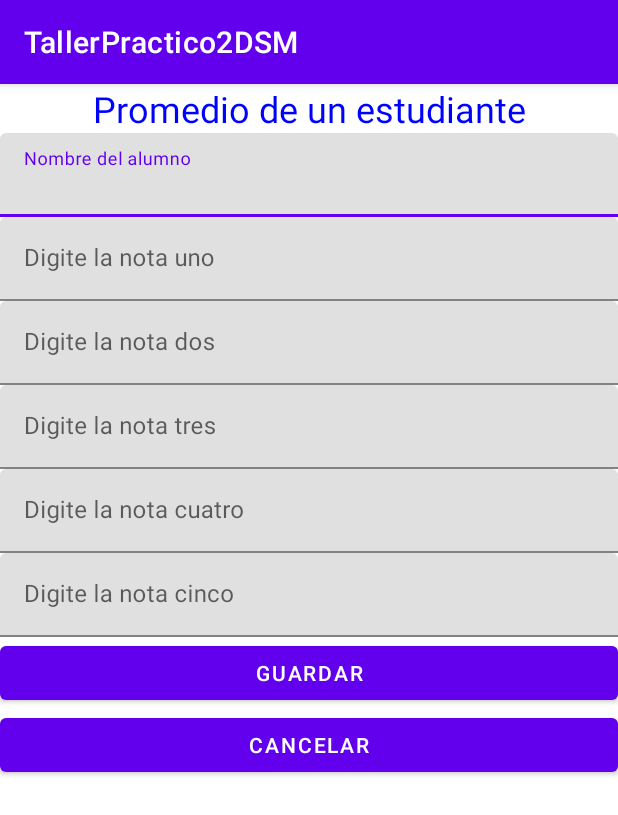
After one commit to Lawliet25/TallerPractico2DSM, an Android app: the AddPromedioActivity screen opened directly, with no data from a screen before it, on a phone screen of 412 x 824 dp. The commit adds this screen. Shown: the top 815 px of the screen. Run offline under Robolectric (Android 15) with nearby library versions, the phone set to English and light mode, and no system bars; our stand-ins replace Firebase (no records; nobody signed in at launch, a user with empty details on screens opened directly).

Commit message:
Se creó la función de promedio para estudiantes

```diff
--- a/app/src/main/AndroidManifest.xml
+++ b/app/src/main/AndroidManifest.xml
@@ -11,6 +11,9 @@
         android:supportsRtl="true"
         android:theme="@style/Theme.TallerPractico2DSM"
         tools:targetApi="31">
+        <activity
+            android:name=".AddPromedioActivity"
+            android:exported="false" />
         <activity
             android:name=".AddSalarioActivity"
             android:exported="false" />
--- a/app/src/main/java/com/example/tallerpractico2dsm/AdaptadorSalario.kt
+++ b/app/src/main/java/com/example/tallerpractico2dsm/AdaptadorSalario.kt
@@ -29,10 +29,10 @@ class AdaptadorSalario(private val context: Activity, var personas: List<Salario
         val formatoDecimal = DecimalFormat("0.00")
 
         tvNombre.text = "Nombre: " + personas[position].nombre
-        tvSalBase.text = "Salario base: " + personas[position].salBase
+        tvSalBase.text = "Salario base: $" + personas[position].salBase
         val resultado= (personas[position].salBase.toString().toDouble())-(personas[position].salBase.toString().toDouble()*0.03)-(personas[position].salBase.toString().toDouble()*0.04)-(personas[position].salBase.toString().toDouble()*0.05)
         val resultadoRedondeado = formatoDecimal.format(resultado)
-        tvSalNeto.text="Salario neto: " + resultadoRedondeado
+        tvSalNeto.text="Salario neto: $" + resultadoRedondeado
 
         return rowview
     }
--- /dev/null
+++ b/app/src/main/java/com/example/tallerpractico2dsm/AddPromedioActivity.kt
@@ -0,0 +1,119 @@
+package com.example.tallerpractico2dsm
+
+import android.os.Bundle
+import android.view.View
+import android.widget.EditText
+import android.widget.Toast
+import androidx.appcompat.app.AppCompatActivity
+import com.google.firebase.database.DatabaseReference
+import com.google.firebase.database.FirebaseDatabase
+import com.example.tallerpractico2dsm.PromedioActivity.Companion.database
+import com.example.tallerpractico2dsm.Promedio
+
+class AddPromedioActivity : AppCompatActivity() {
+    private var edtNotaUno: EditText? = null
+    private var edtNotaDos: EditText? = null
+    private var edtNotaTres: EditText? = null
+    private var edtNotaCuatro: EditText? = null
+    private var edtNotaCinco: EditText? = null
+    private var edtNombre: EditText? = null
+    private var key = ""
+    private var nombre = ""
+    private var notaUno = ""
+    private var notaDos = ""
+    private var notaTres = ""
+    private var notaCuatro = ""
+    private var notaCinco = ""
+    private var accion = ""
+    private lateinit var  database:DatabaseReference
+
+    override fun onCreate(savedInstanceState: Bundle?) {
+        super.onCreate(savedInstanceState)
+        setContentView(R.layout.activity_add_promedio)
+        inicializar()
+    }
+
+    private fun inicializar() {
+        edtNombre = findViewById<EditText>(R.id.edtNombre)
+        edtNotaUno = findViewById<EditText>(R.id.edtNotaUno)
+        edtNotaDos = findViewById<EditText>(R.id.edtNotaDos)
+        edtNotaTres = findViewById<EditText>(R.id.edtNotaTres)
+        edtNotaCuatro = findViewById<EditText>(R.id.edtNotaCuatro)
+        edtNotaCinco = findViewById<EditText>(R.id.edtNotaCinco)
+
+        val edtNombre = findViewById<EditText>(R.id.edtNombre)
+        val edtNotaUno = findViewById<EditText>(R.id.edtNotaUno)
+        val edtNotaDos = findViewById<EditText>(R.id.edtNotaDos)
+        val edtNotaTres = findViewById<EditText>(R.id.edtNotaTres)
+        val edtNotaCuatro = findViewById<EditText>(R.id.edtNotaCuatro)
+        val edtNotaCinco = findViewById<EditText>(R.id.edtNotaCinco)
+
+        // Obtención de datos que envia actividad anterior
+        val datos: Bundle? = intent.getExtras()
+        if (datos != null) {
+            key = datos.getString("key").toString()
+        }
+        if (datos != null) {
+            edtNotaUno.setText(intent.getStringExtra("notaUno").toString())
+        }
+        if (datos != null) {
+            edtNotaDos.setText(intent.getStringExtra("notaDos").toString())
+        }
+        if (datos != null) {
+            edtNotaTres.setText(intent.getStringExtra("notaTres").toString())
+        }
+        if (datos != null) {
+            edtNotaCuatro.setText(intent.getStringExtra("notaCuatro").toString())
+        }
+        if (datos != null) {
+            edtNotaCinco.setText(intent.getStringExtra("notaCinco").toString())
+        }
+        if (datos != null) {
+            edtNombre.setText(intent.getStringExtra("nombre").toString())
+        }
+        if (datos != null) {
+            accion = datos.getString("accion").toString()
+        }
+
+    }
+
+
+    fun guardar(v: View?) {
+        val nombre: String = edtNombre?.text.toString()
+        val notaUno: Double = edtNotaUno?.text.toString().toDouble()
+        val notaDos: Double = edtNotaDos?.text.toString().toDouble()
+        val notaTres: Double = edtNotaTres?.text.toString().toDouble()
+        val notaCuatro: Double = edtNotaCuatro?.text.toString().toDouble()
+        val notaCinco: Double = edtNotaCinco?.text.toString().toDouble()
+
+        database=FirebaseDatabase.getInstance().getReference("alumnos")
+
+        // Se forma objeto persona
+        val alumno = Promedio(notaUno, notaDos, notaTres, notaCuatro, notaCinco, nombre)
+
+        if (accion == "a") { //Agregar registro
+            database.child(nombre).setValue(alumno).addOnSuccessListener {
+                Toast.makeText(this,"Se guardó con éxito", Toast.LENGTH_SHORT).show()
+            }.addOnFailureListener{
+                Toast.makeText(this,"Failed ", Toast.LENGTH_SHORT).show()
+            }
+        } else  // Editar registro
+        {
+            val key = database.child("nombre").push().key
+            if (key == null) {
+                Toast.makeText(this,"Llave vacia", Toast.LENGTH_SHORT).show()
+            }
+            val alumnosValues = alumno.toMap()
+            val childUpdates = hashMapOf<String, Any>(
+                "$nombre" to alumnosValues
+            )
+            database.updateChildren(childUpdates)
+            Toast.makeText(this,"Se actualizó con éxito", Toast.LENGTH_SHORT).show()
+        }
+        finish()
+    }
+
+    fun cancelar(v: View?) {
+        finish()
+    }
+}
--- /dev/null
+++ b/app/src/main/res/layout/activity_add_promedio.xml
@@ -0,0 +1,99 @@
+<?xml version="1.0" encoding="utf-8"?>
+<LinearLayout xmlns:android="http://schemas.android.com/apk/res/android"
+    android:layout_width="match_parent"
+    android:layout_height="match_parent"
+    android:orientation="vertical">
+    <TextView
+        android:gravity="center_horizontal"
+        android:text="Promedio de un estudiante"
+        android:textSize="24sp"
+        android:textColor="#00f"
+        android:layout_width="match_parent"
+        android:layout_height="wrap_content"
+        />
+
+    <com.google.android.material.textfield.TextInputLayout
+        android:layout_width="match_parent"
+        android:layout_height="wrap_content">
+
+        <com.google.android.material.textfield.TextInputEditText
+            android:id="@+id/edtNombre"
+            android:layout_width="match_parent"
+            android:layout_height="wrap_content"
+            android:inputType="text"
+            android:hint="Nombre del alumno" />
+    </com.google.android.material.textfield.TextInputLayout>
+
+
+    <com.google.android.material.textfield.TextInputLayout
+        android:layout_width="match_parent"
+        android:layout_height="wrap_content">
+
+        <com.google.android.material.textfield.TextInputEditText
+            android:id="@+id/edtNotaUno"
+            android:layout_width="match_parent"
+            android:layout_height="wrap_content"
+            android:inputType="numberDecimal"
+            android:hint="Digite la nota uno"
+            />
+    </com.google.android.material.textfield.TextInputLayout>
+    <com.google.android.material.textfield.TextInputLayout
+        android:layout_width="match_parent"
+        android:layout_height="wrap_content">
+
+        <com.google.android.material.textfield.TextInputEditText
+            android:id="@+id/edtNotaDos"
+            android:layout_width="match_parent"
+            android:layout_height="wrap_content"
+            android:inputType="numberDecimal"
+            android:hint="Digite la nota dos"
+            />
+    </com.google.android.material.textfield.TextInputLayout>
+    <com.google.android.material.textfield.TextInputLayout
+        android:layout_width="match_parent"
+        android:layout_height="wrap_content">
+
+        <com.google.android.material.textfield.TextInputEditText
+            android:id="@+id/edtNotaTres"
+            android:layout_width="match_parent"
+            android:layout_height="wrap_content"
+            android:inputType="numberDecimal"
+            android:hint="Digite la nota tres"
+            />
+    </com.google.android.material.textfield.TextInputLayout>
+    <com.google.android.material.textfield.TextInputLayout
+        android:layout_width="match_parent"
+        android:layout_height="wrap_content">
+
+        <com.google.android.material.textfield.TextInputEditText
+            android:id="@+id/edtNotaCuatro"
+            android:layout_width="match_parent"
+            android:layout_height="wrap_content"
+            android:inputType="numberDecimal"
+            android:hint="Digite la nota cuatro"
+            />
+    </com.google.android.material.textfield.TextInputLayout>
+    <com.google.android.material.textfield.TextInputLayout
+        android:layout_width="match_parent"
+        android:layout_height="wrap_content">
+
+        <com.google.android.material.textfield.TextInputEditText
+            android:id="@+id/edtNotaCinco"
+            android:layout_width="match_parent"
+            android:layout_height="wrap_content"
+            android:inputType="numberDecimal"
+            android:hint="Digite la nota cinco"
+            />
+    </com.google.android.material.textfield.TextInputLayout>
+
+    <Button
+        android:text="Guardar"
+        android:onClick="guardar"
+        android:layout_width="match_parent"
+        android:layout_height="wrap_content" />
+    <Button
+        android:text="Cancelar"
+        android:onClick="cancelar"
+        android:layout_width="match_parent"
+        android:layout_height="wrap_content" />
+</LinearLayout>
```
Also changed, not shown: app/src/main/java/com/example/tallerpractico2dsm/AdaptadorPromedio.kt (added, +55 -0 lines), app/src/main/java/com/example/tallerpractico2dsm/Promedio.kt (added, +38 -0 lines), app/src/main/java/com/example/tallerpractico2dsm/PromedioActivity.kt (+108 -1 lines), app/src/main/res/layout/activity_promedio.xml (+24 -5 lines), app/src/main/res/layout/promedio_layout.xml (added, +85 -0 lines).
